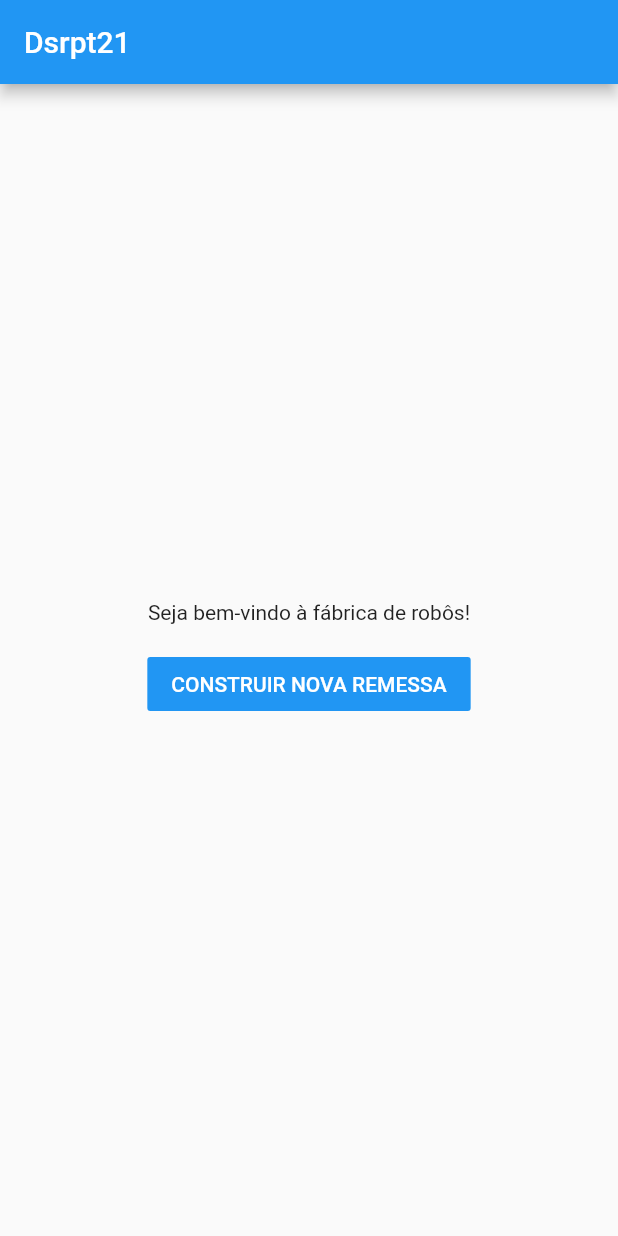
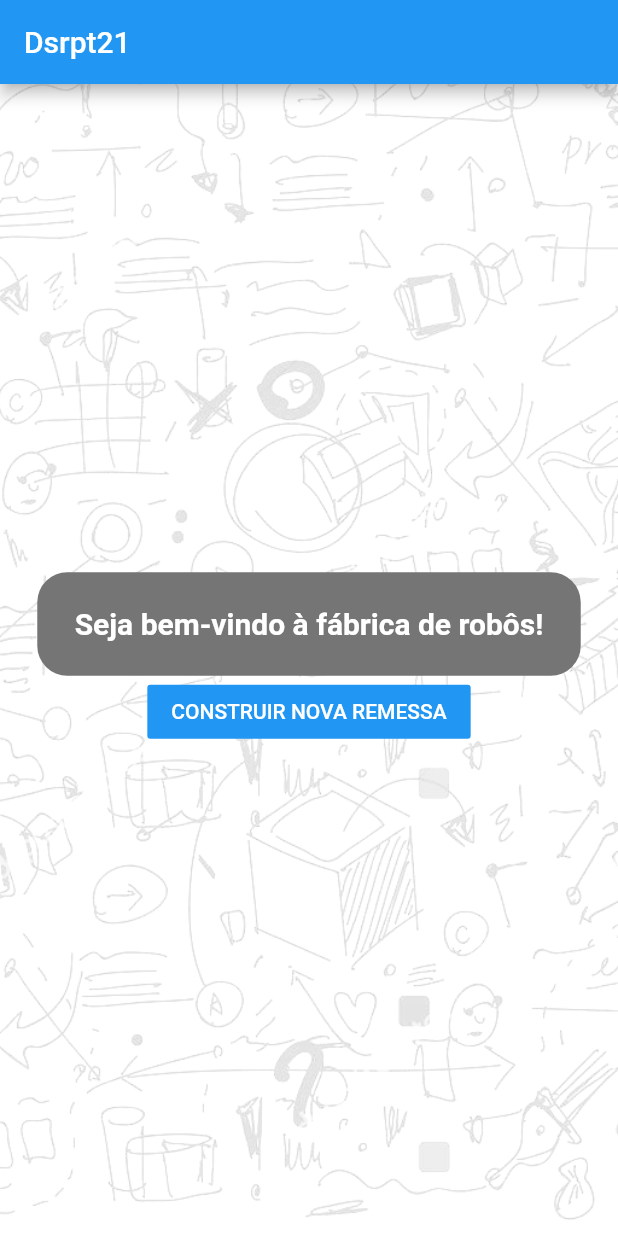
Before and after one commit to fefsouza10/FIAP-Disrupt21, a Flutter app: the screen it shows after launch, on a phone screen of 412 x 824 dp. Run offline on Flutter 3.47's test engine with Material 2 defaults, Android fonts, the phone set to English and light mode, and no system bars; our stand-ins replace cloud_firestore, firebase_core, get; accounts and stored records are empty.

Commit message:
Fundo na HomePage

```diff
--- a/lib/pages/homePage.dart
+++ b/lib/pages/homePage.dart
@@ -6,7 +6,13 @@ import 'package:get/get.dart';
 class HomePage extends StatelessWidget {
   @override
   Widget build(BuildContext context) {
-    return Scaffold(
+    return Container(
+      decoration: BoxDecoration(
+          image: DecorationImage(
+              image: AssetImage("assets/img/robots/background4.jpg"),
+              fit: BoxFit.cover)),
+      child: Scaffold(
+        backgroundColor: Colors.transparent,
         appBar: AppBar(
           title: Text("Dsrpt21"),
         ),
@@ -15,8 +21,15 @@ class HomePage extends StatelessWidget {
             mainAxisAlignment: MainAxisAlignment.center,
             children: [
               Container(
+                decoration: BoxDecoration(
+                    borderRadius: BorderRadius.circular(20),
+                    color: Colors.grey[600]),
                 child: Text(
-                "Seja bem-vindo à fábrica de robôs!\n",
+                  "\n     Seja bem-vindo à fábrica de robôs!     \n",
+                  style: TextStyle(
+                      color: Colors.white,
+                      fontWeight: FontWeight.bold,
+                      fontSize: 20),
                 ),
               ),
               FlatButton(
@@ -29,6 +42,7 @@ class HomePage extends StatelessWidget {
             ],
           ),
         ),
+      ),
     );
   }
 }
```
Also changed, not shown: assets/img/robots/background4.jpg (added). Lines whose indentation alone changed are shown as unchanged.
